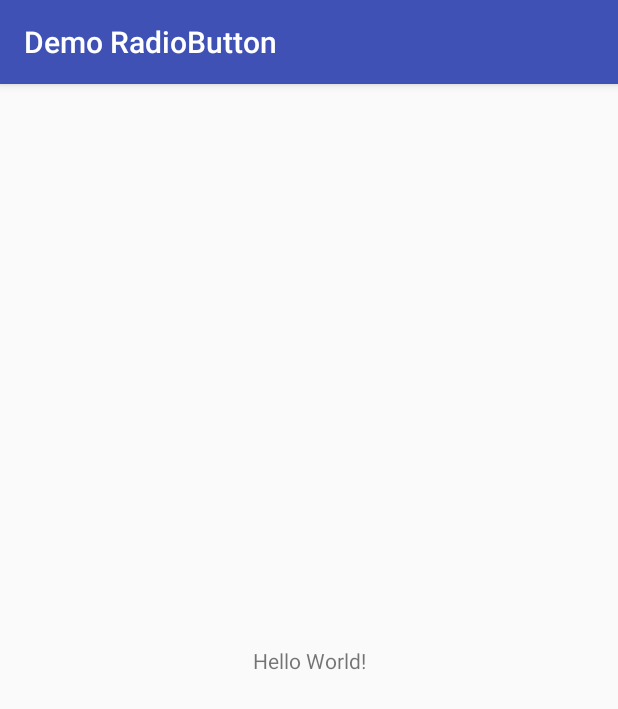
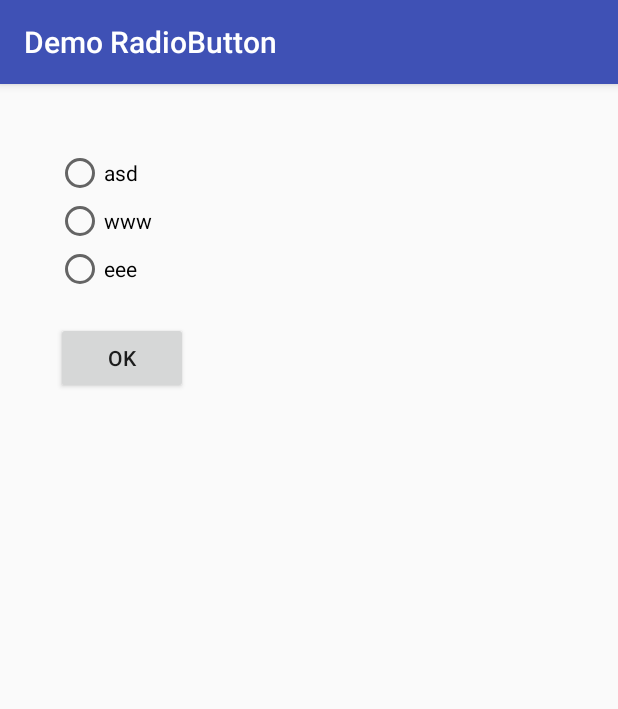
Before and after one commit to Cyanidx/DemoRadioButton, an Android app: the screen it shows after launch (MainActivity), on a phone screen of 412 x 824 dp. Shown: the top 709 px of the screen. Run offline under Robolectric (Android 15) with nearby library versions, the phone set to English and light mode, and no system bars.

Commit message:
Version 1

```diff
--- a/app/src/main/java/com/example/jerald/demoradiobutton/MainActivity.java
+++ b/app/src/main/java/com/example/jerald/demoradiobutton/MainActivity.java
@@ -2,12 +2,37 @@ package com.example.jerald.demoradiobutton;
 
 import android.support.v7.app.AppCompatActivity;
 import android.os.Bundle;
+import android.view.View;
+import android.widget.Button;
+import android.widget.RadioButton;
+import android.widget.RadioGroup;
+import android.widget.Toast;
 
 public class MainActivity extends AppCompatActivity {
+
+
 
     @Override
     protected void onCreate(Bundle savedInstanceState) {
         super.onCreate(savedInstanceState);
         setContentView(R.layout.activity_main);
+
+        Button btn = (Button) findViewById(R.id.button1);
+        btn.setOnClickListener(new View.OnClickListener(){
+            @Override
+            public void onClick(View arg0) {
+                // Get the RadioGroup object
+                RadioGroup rg = (RadioGroup) findViewById(R.id.xx);
+                // Get the Id of the selected radio button in the RadioGroup
+                int selectedButtonId = rg.getCheckedRadioButtonId();
+                // Get the radio button object from the Id we had gotten above
+                RadioButton rb = (RadioButton) findViewById(selectedButtonId);
+                //Show a Toast that display the text on the selected radio button
+                Toast.makeText(getBaseContext(), rb.getText(),
+                        Toast.LENGTH_LONG).show();
+            }});
+
+
+
     }
 }
--- a/app/src/main/res/layout/activity_main.xml
+++ b/app/src/main/res/layout/activity_main.xml
@@ -6,13 +6,55 @@
     android:layout_height="match_parent"
     tools:context="com.example.jerald.demoradiobutton.MainActivity">
 
-    <TextView
+    <RadioGroup
         android:layout_width="wrap_content"
         android:layout_height="wrap_content"
-        android:text="Hello World!"
+        android:layout_marginBottom="8dp"
+        android:layout_marginLeft="8dp"
+        android:layout_marginRight="8dp"
+        android:layout_marginTop="8dp"
+        android:orientation="vertical"
         app:layout_constraintBottom_toBottomOf="parent"
+        app:layout_constraintHorizontal_bias="0.089"
         app:layout_constraintLeft_toLeftOf="parent"
         app:layout_constraintRight_toRightOf="parent"
-        app:layout_constraintTop_toTopOf="parent" />
+        app:layout_constraintTop_toTopOf="parent"
+        app:layout_constraintVertical_bias="0.054"
+        android:id="@+id/xx">
+
+        <RadioButton
+            android:id="@+id/radioButton3"
+            android:layout_width="match_parent"
+            android:layout_height="wrap_content"
+            android:text="asd" />
+
+        <RadioButton
+            android:id="@+id/radioButton2"
+            android:layout_width="match_parent"
+            android:layout_height="wrap_content"
+            android:text="www" />
+
+        <RadioButton
+            android:id="@+id/radioButton"
+            android:layout_width="match_parent"
+            android:layout_height="wrap_content"
+            android:text="eee"
+            tools:layout_editor_absoluteX="88dp"
+            tools:layout_editor_absoluteY="70dp" />
+    </RadioGroup>
+
+    <Button
+        android:id="@+id/button1"
+        android:layout_width="wrap_content"
+        android:layout_height="wrap_content"
+        android:layout_marginLeft="8dp"
+        android:layout_marginRight="8dp"
+        android:layout_marginTop="19dp"
+        android:text="OK"
+        app:layout_constraintHorizontal_bias="0.096"
+        app:layout_constraintLeft_toLeftOf="parent"
+        app:layout_constraintRight_toRightOf="parent"
+        app:layout_constraintTop_toBottomOf="@+id/xx" />
+
 
 </android.support.constraint.ConstraintLayout>
```
